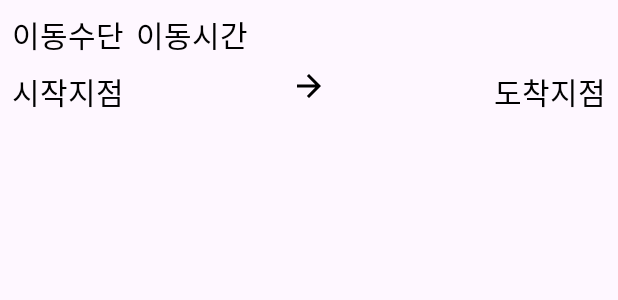
After one commit to SeoulTech-IISE-CapstoneDesign2023/Project, an Android app: the layout item_route.xml on its own in the app's theme, with its tools: preview values and no code run, on a phone screen of 412 x 824 dp. The commit adds this screen. Shown: the top 300 px of the screen. Run offline under Robolectric (Android 15) with nearby library versions, the phone set to English and light mode, and no system bars.

Commit message:
길찾기 경로 출력

```diff
--- a/app/src/main/java/com/example/capston/retrofit/SubPath.kt
+++ b/app/src/main/java/com/example/capston/retrofit/SubPath.kt
@@ -9,7 +9,7 @@ data class SubPath(
     val endExitY: Double,
     val endID: Int,
     val endLocalStationID: String,
-    val endName: String,
+    var endName: String,
     val endStationCityCode: Int,
     val endStationProviderCode: Int,
     val endX: Double,
@@ -23,7 +23,7 @@ data class SubPath(
     val startExitY: Double,
     val startID: Int,
     val startLocalStationID: String,
-    val startName: String,
+    var startName: String,
     val startStationCityCode: Int,
     val startStationProviderCode: Int,
     val startX: Double,
--- /dev/null
+++ b/app/src/main/res/drawable/baseline_arrow_forward_24.xml
@@ -0,0 +1,5 @@
+<vector android:autoMirrored="true" android:height="24dp"
+    android:tint="#000000" android:viewportHeight="24"
+    android:viewportWidth="24" android:width="24dp" xmlns:android="http://schemas.android.com/apk/res/android">
+    <path android:fillColor="@android:color/white" android:pathData="M12,4l-1.41,1.41L16.17,11H4v2h12.17l-5.58,5.59L12,20l8,-8z"/>
+</vector>
--- /dev/null
+++ b/app/src/main/res/layout/item_route.xml
@@ -0,0 +1,63 @@
+<?xml version="1.0" encoding="utf-8"?>
+<androidx.constraintlayout.widget.ConstraintLayout xmlns:android="http://schemas.android.com/apk/res/android"
+    xmlns:app="http://schemas.android.com/apk/res-auto"
+    android:layout_width="match_parent"
+    android:layout_height="wrap_content">
+
+    <TextView
+        android:id="@+id/trafficTypeTextView"
+        style="@style/RouteText"
+        android:layout_width="wrap_content"
+        android:layout_height="wrap_content"
+        android:text="이동수단"
+        app:layout_constraintStart_toStartOf="parent"
+        app:layout_constraintTop_toTopOf="parent" />
+
+    <TextView
+        android:id="@+id/sectionTimeTextView"
+        style="@style/RouteText"
+        android:layout_width="wrap_content"
+        android:layout_height="wrap_content"
+        android:layout_marginStart="16dp"
+        android:text="이동시간"
+        app:layout_constraintBaseline_toBaselineOf="@+id/trafficTypeTextView"
+        app:layout_constraintStart_toEndOf="@+id/trafficTypeTextView" />
+
+    <ImageView
+        android:id="@+id/arrowImageView"
+        android:layout_width="wrap_content"
+        android:layout_height="wrap_content"
+        android:src="@drawable/baseline_arrow_forward_24"
+        app:layout_constraintBottom_toBottomOf="@+id/startAreaTextView"
+        app:layout_constraintEnd_toStartOf="@+id/arrivalAreaTextView"
+        app:layout_constraintHorizontal_bias="0.5"
+        app:layout_constraintStart_toEndOf="@+id/startAreaTextView"
+        app:layout_constraintTop_toBottomOf="@+id/sectionTimeTextView" />
+
+    <TextView
+        android:id="@+id/startAreaTextView"
+        style="@style/RouteText"
+        android:layout_width="wrap_content"
+        android:layout_height="wrap_content"
+        android:text="시작지점"
+        app:layout_constraintBottom_toBottomOf="parent"
+        app:layout_constraintEnd_toStartOf="@+id/arrivalAreaTextView"
+        app:layout_constraintHorizontal_bias="0.5"
+        app:layout_constraintHorizontal_chainStyle="spread_inside"
+        app:layout_constraintStart_toStartOf="parent"
+        app:layout_constraintTop_toBottomOf="@+id/sectionTimeTextView" />
+
+
+    <TextView
+        android:id="@+id/arrivalAreaTextView"
+        style="@style/RouteText"
+        android:layout_width="wrap_content"
+        android:layout_height="wrap_content"
+        android:layout_marginStart="32dp"
+        android:text="도착지점"
+        app:layout_constraintBaseline_toBaselineOf="@+id/startAreaTextView"
+        app:layout_constraintEnd_toEndOf="parent"
+        app:layout_constraintHorizontal_bias="0.5"
+        app:layout_constraintStart_toEndOf="@+id/startAreaTextView" />
+
+</androidx.constraintlayout.widget.ConstraintLayout>
--- a/app/src/main/res/values/styles.xml
+++ b/app/src/main/res/values/styles.xml
@@ -5,4 +5,10 @@
         <item name="android:textStyle">bold</item>
         <item name="android:layout_marginTop">16dp</item>
     </style>
+
+    <style name="RouteText" parent="Widget.AppCompat.TextView">
+        <item name="android:textSize">20sp</item>
+        <item name="android:textColor">@color/black</item>
+        <item name="android:layout_margin">8dp</item>
+    </style>
 </resources>
```
Also changed, not shown: app/src/main/java/com/example/capston/EditFragment/EditMappingFragment.kt (+48 -8 lines), app/src/main/java/com/example/capston/RouteAdapter.kt (added, +58 -0 lines), app/src/main/res/layout/fragment_edit_mapping.xml (+17 -8 lines), 287 other files.
